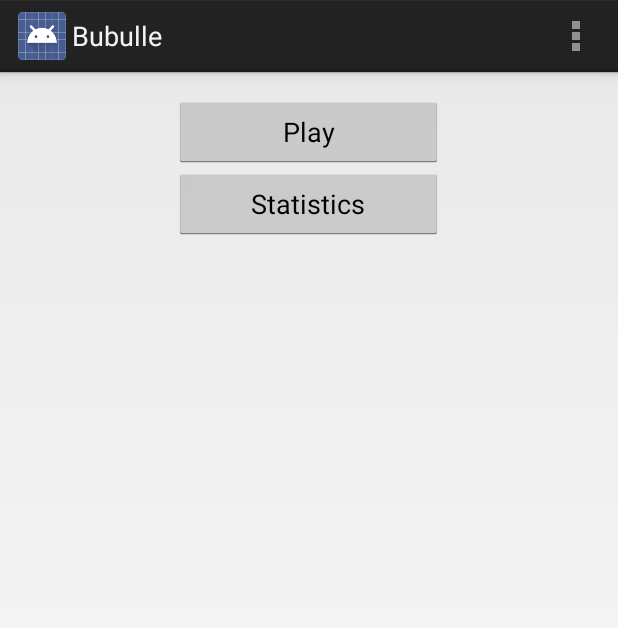
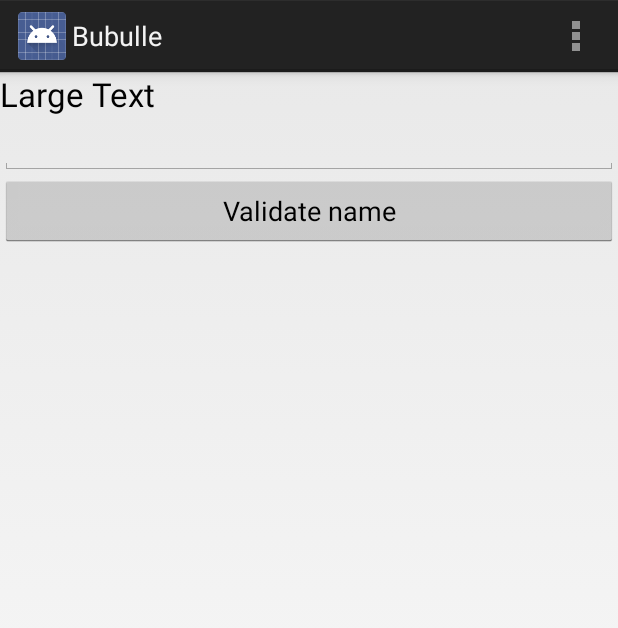
Before and after one commit to NicolasPecot/Bubulle, an Android app: the screen it shows after launch (Bubulle), on a phone screen of 412 x 824 dp. Shown: the top 628 px of the screen. Run offline under Robolectric (Android 15) with nearby library versions, the phone set to English and light mode, and no system bars.

Commit message:
Commit modif layout primaire vers un helloworld Modification de bubulle.java pour ajouter une méthode  de prise en charge de l'event onClick
Et ça marche enfin sur mon portable \o/

```diff
--- a/app/src/main/res/layout/activity_bubulle.xml
+++ b/app/src/main/res/layout/activity_bubulle.xml
@@ -1,38 +1,33 @@
+<?xml version="1.0" encoding="utf-8"?>
+
 <RelativeLayout xmlns:android="http://schemas.android.com/apk/res/android"
-    xmlns:tools="http://schemas.android.com/tools"
-    android:layout_width="match_parent"
-    android:layout_height="match_parent"
-    android:paddingLeft="@dimen/activity_horizontal_margin"
-    android:paddingRight="@dimen/activity_horizontal_margin"
-    android:paddingTop="@dimen/activity_vertical_margin"
-    android:paddingBottom="@dimen/activity_vertical_margin"
-    tools:context=".Bubulle">
+    android:layout_width="match_parent" android:layout_height="match_parent">
 
     <LinearLayout
         android:orientation="vertical"
         android:layout_width="fill_parent"
         android:layout_height="fill_parent"
         android:layout_alignParentTop="true"
-        android:layout_alignParentStart="true">
+        android:layout_alignParentStart="true"
+        android:id="@+id/prompt_text">
+
+        <TextView
+            android:layout_width="wrap_content"
+            android:layout_height="wrap_content"
+            android:textAppearance="?android:attr/textAppearanceLarge"
+            android:text="Large Text"
+            android:id="@+id/textView" />
+
+        <EditText
+            android:layout_width="match_parent"
+            android:layout_height="wrap_content"
+            android:id="@+id/editText" />
 
         <Button
-            android:layout_width="179dp"
+            android:layout_width="match_parent"
             android:layout_height="wrap_content"
-            android:text="Play"
-            android:id="@+id/button_play"
-            android:layout_gravity="center_horizontal" />
-
-        <Button
-            android:layout_width="179dp"
-            android:layout_height="wrap_content"
-            android:text="Statistics"
-            android:id="@+id/button_stats"
-            android:layout_gravity="center_horizontal" />
-
-        <ImageView
-            android:layout_width="wrap_content"
-            android:layout_height="wrap_content"
-            android:id="@+id/imageView"
-            android:layout_gravity="center_horizontal" />
+            android:text="@string/valid_name"
+            android:id="@+id/button_hello"
+            android:onClick="displayHello" />
     </LinearLayout>
 </RelativeLayout>
--- a/app/src/main/res/values/strings.xml
+++ b/app/src/main/res/values/strings.xml
@@ -4,5 +4,7 @@
     <string name="app_name">Bubulle</string>
     <string name="hello_world">Hello world!</string>
     <string name="action_settings">Settings</string>
+    <string name="bonjour">Bonjour </string>
+    <string name="valid_name">Validate name</string>
 
 </resources>
--- a/build.gradle
+++ b/build.gradle
@@ -1,14 +1,14 @@
 // Top-level build file where you can add configuration options common to all sub-projects/modules.
 
 buildscript {
-    repositories {
-        jcenter()
-    }
     dependencies {
         classpath 'com.android.tools.build:gradle:0.12.2'
 
         // NOTE: Do not place your application dependencies here; they belong
         // in the individual module build.gradle files
+    }
+    repositories {
+        jcenter()
     }
 }
 
```
Also changed, not shown: app/build.gradle (+7 -6 lines), app/src/main/java/com/bubulle/imie/bubulle/Bubulle.java (+14 -5 lines), app/src/main/res/layout/activity_helloworld1_layout.xml (+5 -3 lines), 1 other file.
